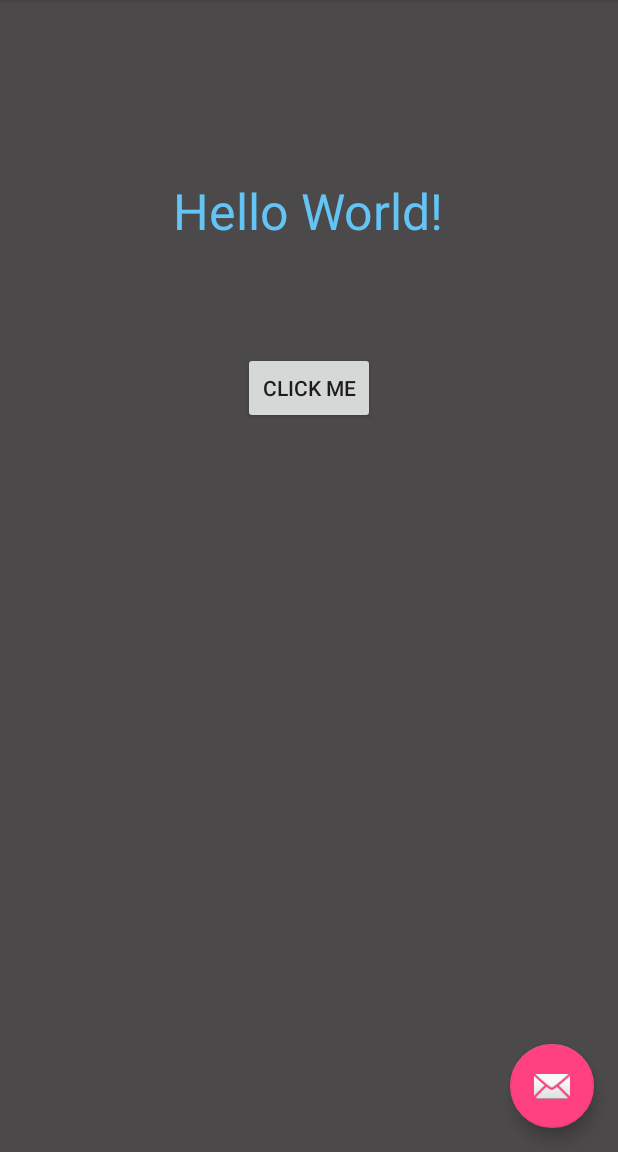
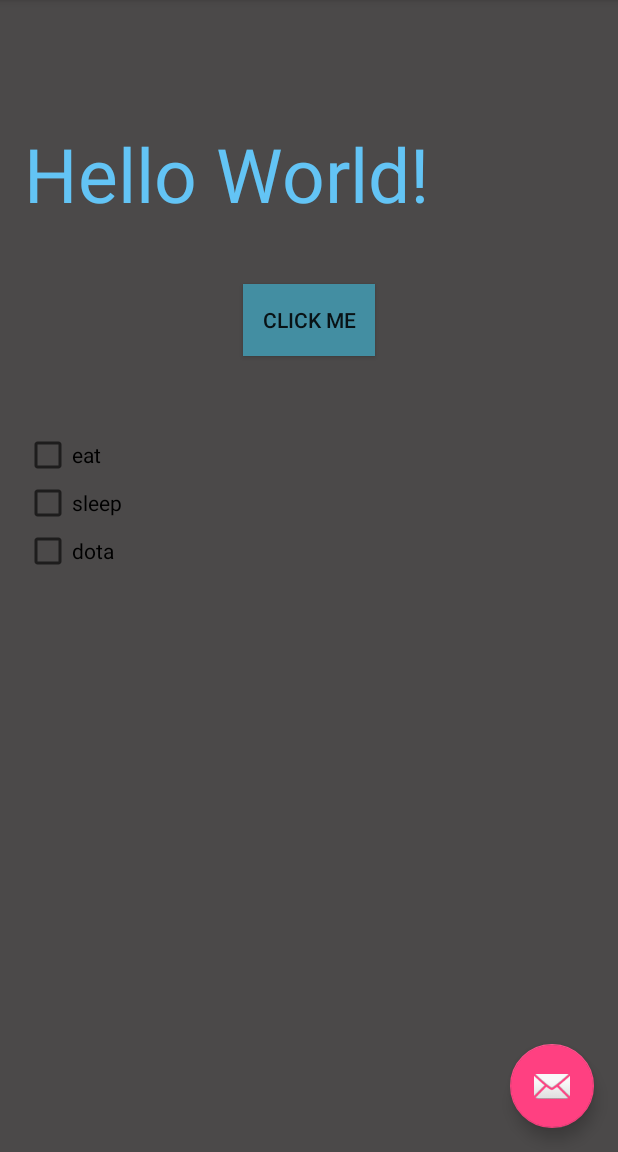
Before and after one commit to anthelionztn/MyApplication, an Android app: the screen it shows after launch (MainActivity), on a phone screen of 412 x 824 dp, the part 84-1236 px from its top. Run offline under Robolectric (Android 15) with nearby library versions, the phone set to English and light mode, and no system bars.

Commit message:
Anthelion's first Android app for Yidai!

```diff
--- a/app/src/main/java/com/example/tunan/myapplication/MainActivity.java
+++ b/app/src/main/java/com/example/tunan/myapplication/MainActivity.java
@@ -10,6 +10,7 @@ import android.view.View;
 import android.view.Menu;
 import android.view.MenuItem;
 import android.widget.Button;
+import android.widget.CheckBox;
 import android.widget.TextView;
 
 public class MainActivity extends AppCompatActivity {
@@ -17,6 +18,9 @@ public class MainActivity extends AppCompatActivity {
 
     private TextView textView;
     private Button button;
+    private CheckBox eatBox;
+    private CheckBox sleepBox;
+    private CheckBox dotaBox;
     private int cnt = 0;
 
     protected void onCreate(Bundle savedInstanceState) {
@@ -38,6 +42,16 @@ public class MainActivity extends AppCompatActivity {
         button = (Button)findViewById(R.id.button);
         ButtonListener bl = new ButtonListener();
         button.setOnClickListener(bl);
+
+        eatBox = (CheckBox)findViewById(R.id.eatID);
+        sleepBox = (CheckBox)findViewById(R.id.sleepID);
+        dotaBox = (CheckBox)findViewById(R.id.dotaID);
+
+        BoxListener bol = new BoxListener();
+        eatBox.setOnClickListener(bol);
+        sleepBox.setOnClickListener(bol);
+        dotaBox.setOnClickListener(bol);
+
     }
 
 
@@ -69,4 +83,22 @@ public class MainActivity extends AppCompatActivity {
             textView.setText(cnt+"");
         }
     }
+    class BoxListener implements View.OnClickListener{
+
+        public void onClick(View v) {
+            int id = v.getId();
+            CheckBox box = (CheckBox)v;
+            if(box.isChecked()){
+                switch (id){
+                    case R.id.eatID:
+                        textView.setText("I'm eating!");break;
+                    case R.id.sleepID:
+                        textView.setText("I'm sleeping!");break;
+                    default:
+                        textView.setText("I'm playing dota!");
+                }
+            }
+
+        }
+    }
 }
--- a/app/src/main/res/layout/content_main.xml
+++ b/app/src/main/res/layout/content_main.xml
@@ -1,9 +1,15 @@
 <?xml version="1.0" encoding="utf-8"?>
-<RelativeLayout xmlns:android="http://schemas.android.com/apk/res/android"
+
+<LinearLayout
+    xmlns:android="http://schemas.android.com/apk/res/android"
     xmlns:app="http://schemas.android.com/apk/res-auto"
     xmlns:tools="http://schemas.android.com/tools"
+    android:orientation="vertical"
     android:layout_width="match_parent"
     android:layout_height="match_parent"
+    android:layout_alignParentTop="true"
+    android:layout_alignParentLeft="true"
+    android:layout_alignParentStart="true"
     android:paddingBottom="@dimen/activity_vertical_margin"
     android:paddingLeft="@dimen/activity_horizontal_margin"
     android:paddingRight="@dimen/activity_horizontal_margin"
@@ -13,16 +19,17 @@
     tools:showIn="@layout/activity_main"
     android:background="#4b4949">
 
+
     <TextView
         android:layout_width="wrap_content"
         android:layout_height="wrap_content"
         android:text="Hello World!"
-        android:textSize="50px"
+        android:textSize="50sp"
         android:textColor="#63c4f5"
+        android:id="@+id/textView"
         android:layout_alignParentTop="true"
         android:layout_centerHorizontal="true"
-        android:layout_marginTop="102dp"
-        android:id="@+id/textView" />
+        android:layout_marginTop="66dp" />
 
     <Button
         android:layout_width="wrap_content"
@@ -31,5 +38,33 @@
         android:id="@+id/button"
         android:layout_below="@+id/textView"
         android:layout_centerHorizontal="true"
-        android:layout_marginTop="72dp" />
-</RelativeLayout>
+        android:layout_marginTop="40dp"
+        android:layout_gravity="center_horizontal"
+        android:background="#438ea2" />
+
+    <CheckBox
+        android:layout_width="wrap_content"
+        android:layout_height="wrap_content"
+        android:id="@+id/eatID"
+        android:text="eat"
+        android:layout_marginTop="50dp"
+        android:layout_centerVertical="true"
+        android:layout_alignLeft="@+id/button"
+        android:layout_alignStart="@+id/button" />
+    <CheckBox
+        android:layout_width="wrap_content"
+        android:layout_height="wrap_content"
+        android:id="@+id/sleepID"
+        android:text="sleep"
+        android:layout_below="@+id/eatID"
+        android:layout_alignRight="@+id/eatID"
+        android:layout_alignEnd="@+id/eatID" />
+    <CheckBox
+        android:layout_width="wrap_content"
+        android:layout_height="wrap_content"
+        android:id="@+id/dotaID"
+        android:text="dota"
+        android:layout_below="@+id/eatID"
+        android:layout_alignRight="@+id/eatID"
+        android:layout_alignEnd="@+id/eatID" />
+</LinearLayout>
--- a/app/src/main/res/values/styles.xml
+++ b/app/src/main/res/values/styles.xml
@@ -1,7 +1,7 @@
 <resources>
 
     <!-- Base application theme. -->
-    <style name="AppTheme" parent="Theme.AppCompat.Light.DarkActionBar">
+    <style name="AppTheme" parent="Base.Theme.AppCompat.Light.DarkActionBar">
         <!-- Customize your theme here. -->
         <item name="colorPrimary">@color/colorPrimary</item>
         <item name="colorPrimaryDark">@color/colorPrimaryDark</item>
```
Also changed, not shown: 1 other file.
